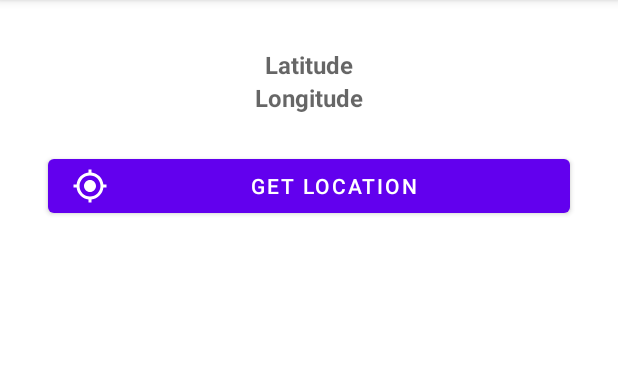
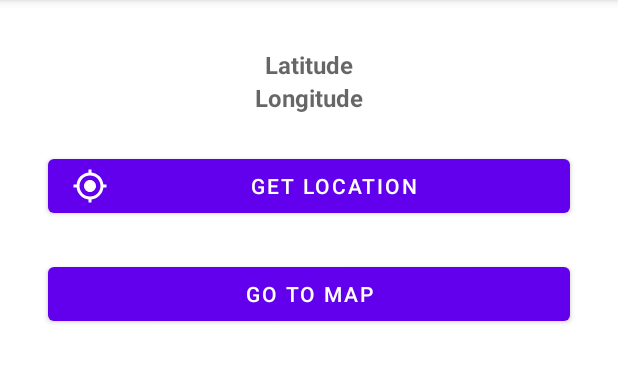
Before and after one commit to johnmakgakgadev/open-team6, an Android app: the screen it shows after launch (MainActivity), on a phone screen of 412 x 824 dp, the part 84-467 px from its top. Run offline under Robolectric (Android 15) with nearby library versions, the phone set to English and light mode, and no system bars.

Commit message:
added a map activity that gets the longitiudes and lattitudes and shows location on a google map

```diff
--- a/app/build.gradle
+++ b/app/build.gradle
@@ -1,6 +1,7 @@
 plugins {
     id 'com.android.application'
     id 'org.jetbrains.kotlin.android'
+    id 'com.google.android.libraries.mapsplatform.secrets-gradle-plugin'
 }
 
 android {
@@ -30,6 +31,9 @@ android {
     kotlinOptions {
         jvmTarget = '1.8'
     }
+    buildFeatures {
+        viewBinding true
+    }
 }
 
 dependencies {
@@ -38,6 +42,7 @@ dependencies {
     implementation 'androidx.appcompat:appcompat:1.5.1'
     implementation 'com.google.android.material:material:1.7.0'
     implementation 'androidx.constraintlayout:constraintlayout:2.1.4'
+    implementation 'com.google.android.gms:play-services-maps:18.1.0'
     testImplementation 'junit:junit:4.13.2'
     androidTestImplementation 'androidx.test.ext:junit:1.1.3'
     androidTestImplementation 'androidx.test.espresso:espresso-core:3.4.0'
--- a/app/src/main/res/layout/activity_main.xml
+++ b/app/src/main/res/layout/activity_main.xml
@@ -6,6 +6,19 @@
     android:layout_height="match_parent"
     tools:context=".MainActivity"
     >
+
+    <Button
+        android:id="@+id/maps"
+        android:layout_width="0dp"
+        android:layout_height="wrap_content"
+        android:layout_marginStart="32dp"
+        android:layout_marginTop="24dp"
+        android:layout_marginEnd="32dp"
+        android:text="Go to Map"
+        app:layout_constraintEnd_toEndOf="parent"
+        app:layout_constraintHorizontal_bias="0.0"
+        app:layout_constraintStart_toStartOf="parent"
+        app:layout_constraintTop_toBottomOf="@+id/getLocation" />
 
     <TextView
         android:id="@+id/Long_txt"
--- a/app/src/main/res/values/strings.xml
+++ b/app/src/main/res/values/strings.xml
@@ -2,4 +2,5 @@
     <string name="app_name">LocationHomePage</string>
     <string name="get_gps_location">Get GPS Location</string>
     <string name="get_location">Get location</string>
+    <string name="title_activity_maps">MapsActivity</string>
 </resources>
--- a/build.gradle
+++ b/build.gradle
@@ -3,4 +3,5 @@ plugins {
     id 'com.android.application' version '7.3.0' apply false
     id 'com.android.library' version '7.3.0' apply false
     id 'org.jetbrains.kotlin.android' version '1.7.10' apply false
+    id 'com.google.android.libraries.mapsplatform.secrets-gradle-plugin' version '2.0.1' apply false
 }
```
Also changed, not shown: app/src/main/AndroidManifest.xml (+25 -6 lines), app/src/main/java/com/example/locationhomepage/MainActivity.kt (+49 -6 lines), app/src/main/java/com/example/locationhomepage/Maps/MapsActivity.kt (added, +62 -0 lines), app/src/main/res/layout/activity_maps.xml (added, +9 -0 lines).
